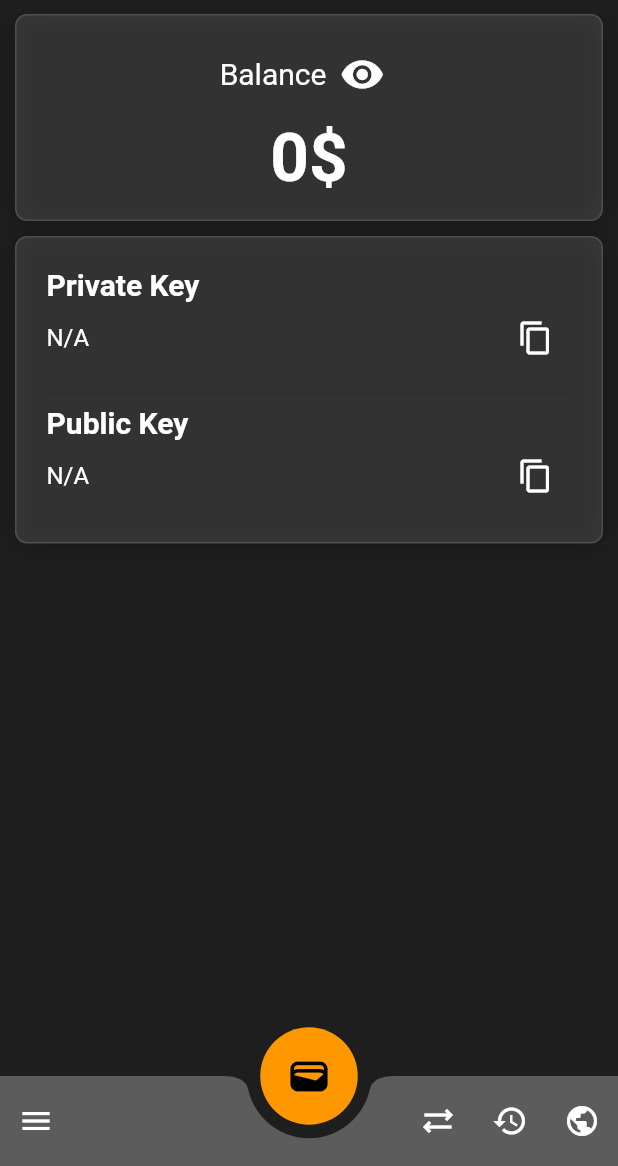
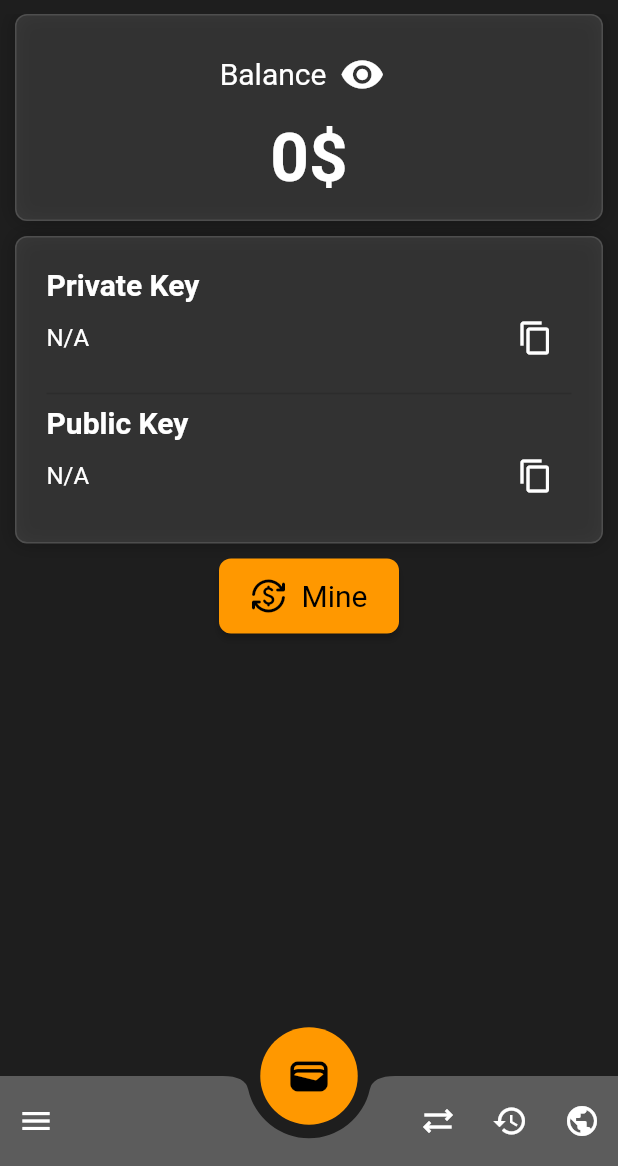
Before and after one commit to phatng45/koin, a Flutter app: the HomePage screen opened directly, on a phone screen of 412 x 824 dp, the part 70-1236 px from its top. Run offline on Flutter 3.47's test engine with Material 2 defaults, Android fonts, the phone set to English and light mode, and no system bars; our stand-ins replace dio, google_fonts; network calls fail.

Commit message:
finish mining

```diff
--- a/lib/WalletPage.dart
+++ b/lib/WalletPage.dart
@@ -13,6 +13,7 @@ class WalletPage extends StatefulWidget {
 
 class _WalletPageState extends State<WalletPage> {
   int? balance;
+  bool isHiding = false;
 
   @override
   void initState() {
@@ -36,10 +37,6 @@ class _WalletPageState extends State<WalletPage> {
           child: Container(
             width: double.maxFinite,
             padding: EdgeInsets.all(5),
-            // margin: EdgeInsets.all(20),
-            // decoration: BoxDecoration(
-            //     color: Colors.white.withAlpha(50),
-            //     borderRadius: BorderRadius.circular(10)),
             child: Padding(
               padding: EdgeInsets.all(10),
               child: Column(
@@ -53,9 +50,13 @@ class _WalletPageState extends State<WalletPage> {
                         style: Theme.of(context).textTheme.titleLarge,
                       ),
                       IconButton(
-                          onPressed: () {},
+                          onPressed: () => setState(() {
+                                isHiding = !isHiding;
+                              }),
                           icon: Icon(
-                            Icons.visibility,
+                            isHiding
+                                ? Icons.visibility_off_outlined
+                                : Icons.visibility,
                             size: 30,
                           ))
                     ],
@@ -64,7 +65,7 @@ class _WalletPageState extends State<WalletPage> {
                     height: 5,
                   ),
                   Text(
-                    (balance ?? 0).toString() + '\$',
+                    isHiding ? '***\$' : (balance ?? 0).toString() + '\$',
                     style: Theme.of(context)
                         .textTheme
                         .displaySmall
@@ -93,7 +94,9 @@ class _WalletPageState extends State<WalletPage> {
                     children: [
                       Expanded(
                         child: Text(
-                          HomePage.privateKey ?? 'N/A',
+                          isHiding
+                              ? '***********************************'
+                              : HomePage.privateKey ?? 'N/A',
                           style: Theme.of(context).textTheme.titleMedium,
                         ),
                       ),
@@ -137,8 +140,31 @@ class _WalletPageState extends State<WalletPage> {
               ),
             ),
           ),
-        )
+        ),
+        Container(
+            width: 120,
+            height: 50,
+            child: ElevatedButton(
+                onPressed: mine,
+                child: Row(
+                  mainAxisAlignment: MainAxisAlignment.spaceAround,
+                  children: [
+                    Icon(Icons.currency_exchange_rounded),
+                    Text(
+                      'Mine',
+                      style: Theme.of(context)
+                          .textTheme
+                          .titleMedium
+                          ?.copyWith(fontSize: 20, color: Colors.black),
+                    ),
+                  ],
+                )))
       ],
     );
   }
+
+  void mine() async {
+    await ApiServices.Mine();
+    getBalance();
+  }
 }
```
Also changed, not shown: lib/api/ApiServices.dart (+14 -0 lines).
